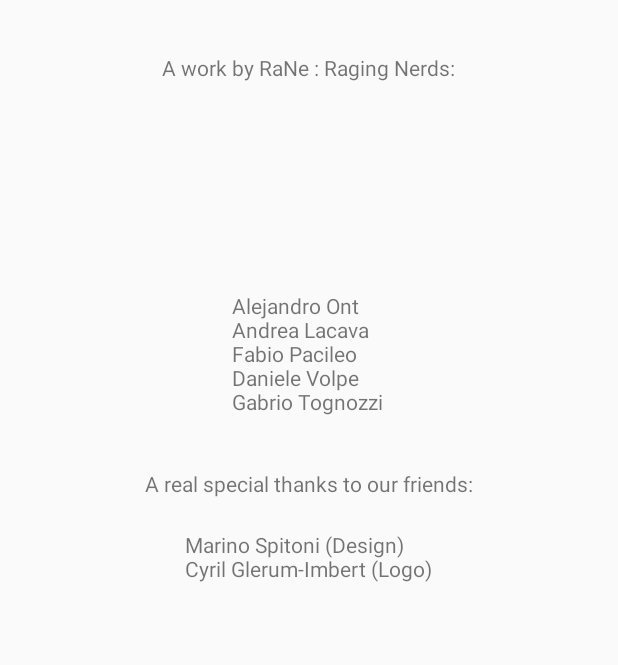
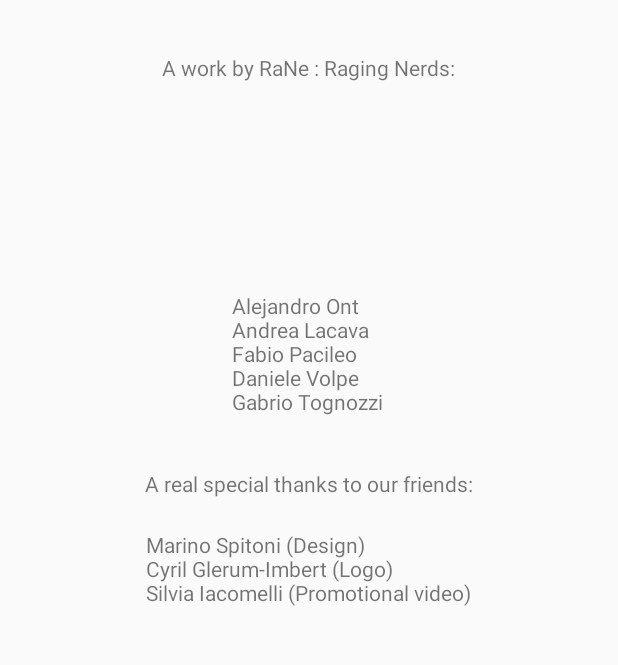
Before and after one commit to FoodAdvisorProject/FoodAdvisorAndroid, an Android app: the fragment CreditsFragment shown on its own in the app's theme, on a phone screen of 412 x 824 dp, the part 306-971 px from its top. Run offline under Robolectric (Android 15) with nearby library versions, the phone set to English and light mode, and no system bars.

Commit message:
updated credits

```diff
--- a/app/src/main/res/values/strings.xml
+++ b/app/src/main/res/values/strings.xml
@@ -98,7 +98,7 @@
     <string name="credits_desc">A work by RaNe : Raging Nerds:</string>
     <string name="credits_protagonists">Alejandro Ont\nAndrea Lacava\nFabio Pacileo\nDaniele Volpe\nGabrio Tognozzi</string>
     <string name="credits_friends_desc">A real special thanks to our friends:</string>
-    <string name="credits_friends" >Marino Spitoni (Design)\nCyril Glerum-Imbert (Logo)\n</string>
+    <string name="credits_friends" >Marino Spitoni (Design)\nCyril Glerum-Imbert (Logo)\nSilvia Iacomelli (Promotional video)</string>
     <string name="scannerizza_qrcode">Scannerizza QRCODE</string>
     <string name="prod_id_desc">Id prodotto:</string>
     <string name="carica_immagine">carica immagine</string>
```
Also changed, not shown: app/src/main/java/pro/rane/foodadvisor/ScanFragment.java (+1 -8 lines).
